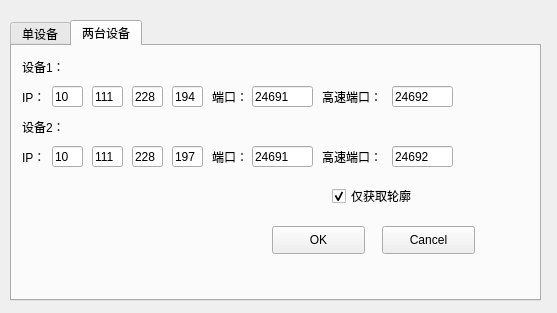
Before: the Qt Designer form Sensor/ConnectDevice.ui in zqq2871905/Sensor2, drawn with Qt 5.
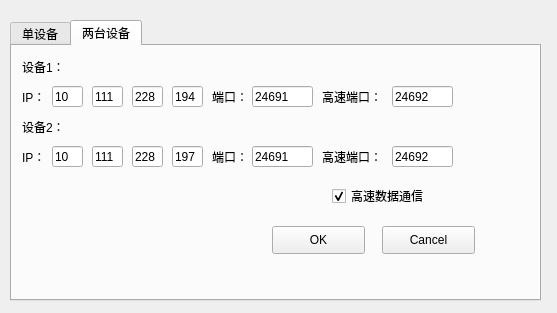
After: the same form once the commit is applied.

Commit message: 获取测量值完成，获取轮廓值正在更新

The edit to the form file:
```diff
--- a/Sensor/ConnectDevice.ui
+++ b/Sensor/ConnectDevice.ui
@@ -14,6 +14,9 @@
    <string>Form</string>
   </property>
   <widget class="QTabWidget" name="tabWidget">
+   <property name="enabled">
+    <bool>true</bool>
+   </property>
    <property name="geometry">
     <rect>
      <x>10</x>
@@ -451,6 +454,9 @@
      </property>
     </widget>
     <widget class="QCheckBox" name="checkBox">
+     <property name="enabled">
+      <bool>true</bool>
+     </property>
      <property name="geometry">
       <rect>
        <x>320</x>
@@ -460,7 +466,7 @@
       </rect>
      </property>
      <property name="text">
-      <string>仅获取轮廓</string>
+      <string>高速数据通信</string>
      </property>
      <property name="checked">
       <bool>true</bool>
```
Left out of the diff: 35 changed lines with no effect on the pictures. The commit also changes 16 other files.
